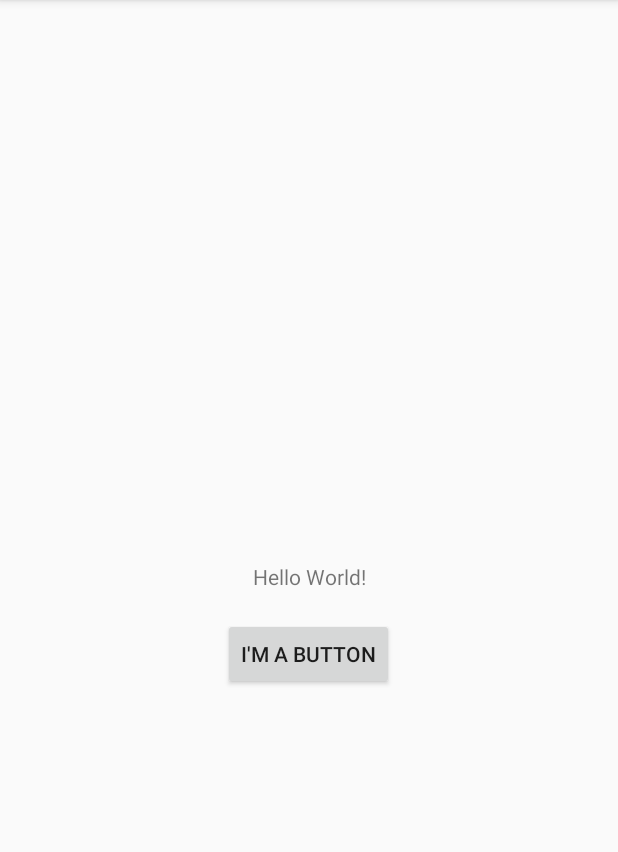
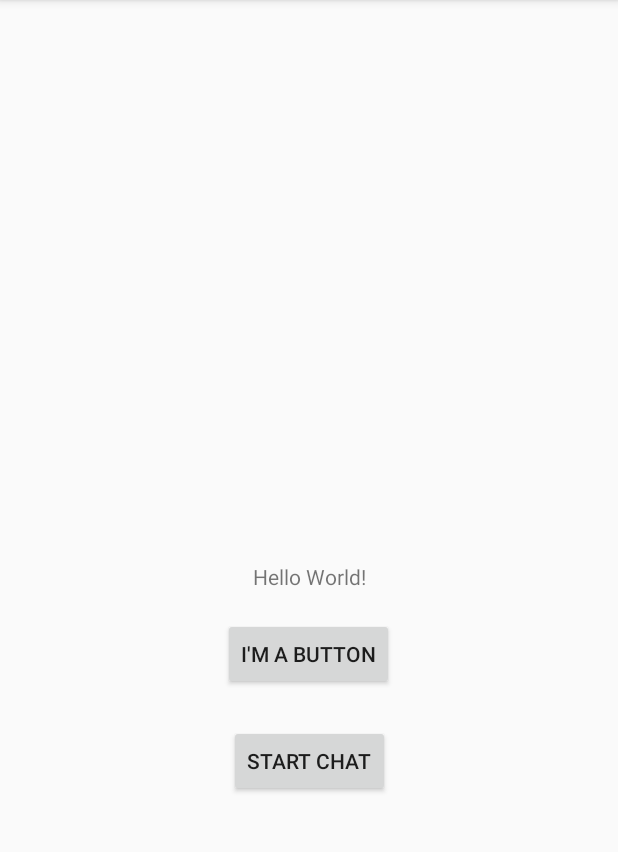
Before and after one commit to Dylan-Clarry/AndroidAssignments, an Android app: the StartActivity screen opened directly, with no data from a screen before it, on a phone screen of 412 x 824 dp, the part 84-936 px from its top. Run offline under Robolectric (Android 15) with nearby library versions, the phone set to English and light mode, and no system bars.

Commit message:
Finished assignment 2 part 3

```diff
--- a/app/build.gradle
+++ b/app/build.gradle
@@ -24,6 +24,7 @@ dependencies {
     implementation 'androidx.appcompat:appcompat:1.0.2'
     implementation 'androidx.constraintlayout:constraintlayout:1.1.3'
     implementation 'com.android.support.constraint:constraint-layout:1.1.3'
+    implementation 'com.android.support:appcompat-v7:29.+'
     testImplementation 'junit:junit:4.12'
     androidTestImplementation 'androidx.test:runner:1.1.1'
     androidTestImplementation 'androidx.test.espresso:espresso-core:3.1.1'
--- a/app/src/main/AndroidManifest.xml
+++ b/app/src/main/AndroidManifest.xml
@@ -9,8 +9,9 @@
         android:roundIcon="@mipmap/ic_launcher_round"
         android:supportsRtl="true"
         android:theme="@style/AppTheme">
+        <activity android:name=".ChatWindow"></activity>
         <activity android:name=".ListItemsActivity" />
-        <activity android:name=".LoginActivity" >
+        <activity android:name=".LoginActivity">
             <intent-filter>
                 <action android:name="android.intent.action.MAIN" />
 
--- a/app/src/main/java/com/example/androidassignments/StartActivity.java
+++ b/app/src/main/java/com/example/androidassignments/StartActivity.java
@@ -34,6 +34,20 @@ public class StartActivity extends AppCompatActivity {
                 // Create intent for list items activity
                 Intent intent = new Intent(StartActivity.this, ListItemsActivity.class);
                 startActivityForResult(intent, REQUEST_CODE);
+            }
+        });
+
+        // Start chat button listener
+        final Button startChatBtn = findViewById(R.id.startChatBtn);
+        startChatBtn.setOnClickListener(new View.OnClickListener() {
+            @Override
+            public void onClick(View v) {
+
+                Log.i(ACTIVITY_NAME, "User clicked Start Chat");
+
+                // Create intent for chat window activity
+                Intent intent = new Intent(StartActivity.this, ChatWindow.class);
+                startActivity(intent);
             }
         });
     }
--- a/app/src/main/res/layout/activity_main.xml
+++ b/app/src/main/res/layout/activity_main.xml
@@ -17,7 +17,6 @@
         app:layout_constraintTop_toTopOf="parent" />
 
     <Button
-        android:id="@+id/btn_start_activity"
         android:layout_width="wrap_content"
         android:layout_height="wrap_content"
         android:layout_marginStart="148dp"
@@ -26,8 +25,25 @@
         android:layout_marginEnd="149dp"
         android:layout_marginRight="149dp"
         android:text="@string/ButtonText"
+        android:id="@+id/btn_start_activity"
         app:layout_constraintEnd_toEndOf="parent"
         app:layout_constraintStart_toStartOf="parent"
         app:layout_constraintTop_toBottomOf="@+id/textView" />
 
+    <Button
+        android:layout_width="wrap_content"
+        android:layout_height="wrap_content"
+        android:layout_marginStart="152dp"
+        android:layout_marginLeft="152dp"
+        android:layout_marginTop="14dp"
+        android:layout_marginEnd="151dp"
+        android:layout_marginRight="151dp"
+        android:layout_marginBottom="228dp"
+        android:text="@string/startChatBtn"
+        android:id="@+id/startChatBtn"
+        app:layout_constraintBottom_toBottomOf="parent"
+        app:layout_constraintEnd_toEndOf="parent"
+        app:layout_constraintStart_toStartOf="parent"
+        app:layout_constraintTop_toBottomOf="@+id/btn_start_activity" />
+
 </androidx.constraintlayout.widget.ConstraintLayout>
--- a/app/src/main/res/values/strings.xml
+++ b/app/src/main/res/values/strings.xml
@@ -12,4 +12,7 @@
     <string name="dialogOk">Yes</string>
     <string name="dialogTitle">Confirm</string>
     <string name="dialogNo">No</string>
+    <string name="startChatBtn">Start Chat</string>
+    <string name="newText">New Text</string>
+    <string name="sendText">Send Text</string>
 </resources>
```
Also changed, not shown: app/src/main/java/com/example/androidassignments/ChatWindow.java (added, +87 -0 lines), app/src/main/res/layout/activity_chat_window.xml (added, +34 -0 lines), app/src/main/res/layout/chat_row_incoming.xml (added, +19 -0 lines), app/src/main/res/layout/chat_row_outgoing.xml (added, +18 -0 lines), 1 other file.
